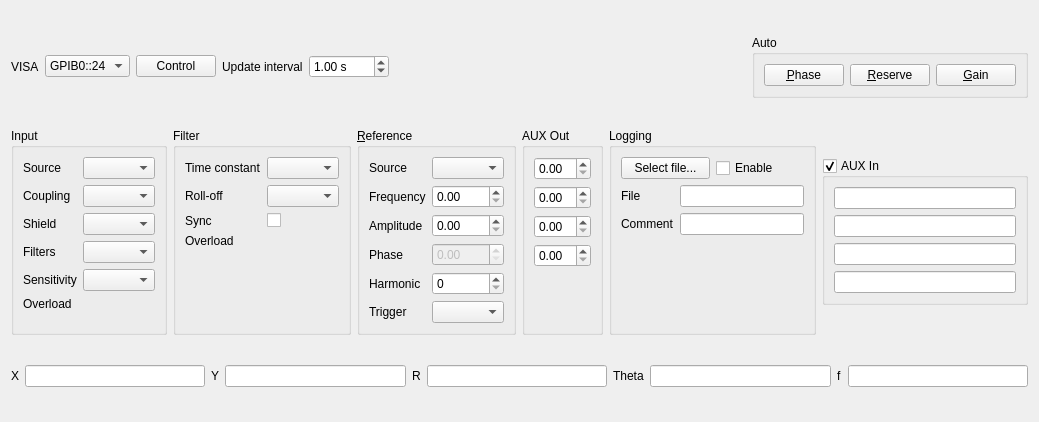
Old version of the form Visa/SR830_GuiUi.ui in the repository AvirupRoy/research.
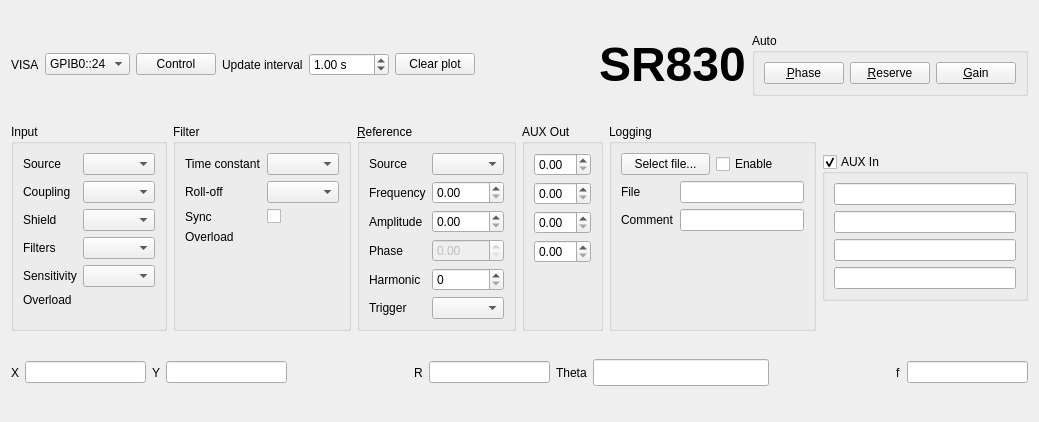
New version of the form. Custom widgets are drawn as their Qt base class.

Commit message: Improve SR830_GUI logging and GUI

The edit to the form file:
```diff
--- a/Visa/SR830_GuiUi.ui
+++ b/Visa/SR830_GuiUi.ui
@@ -80,6 +80,13 @@
          </property>
         </widget>
        </item>
+       <item>
+        <widget class="QPushButton" name="clearPb">
+         <property name="text">
+          <string>Clear plot</string>
+         </property>
+        </widget>
+       </item>
        <item>
         <spacer name="horizontalSpacer">
          <property name="orientation">
@@ -93,6 +100,20 @@
          </property>
         </spacer>
        </item>
+       <item>
+        <widget class="QLabel" name="label_17">
+         <property name="font">
+          <font>
+           <pointsize>36</pointsize>
+           <weight>75</weight>
+           <bold>true</bold>
+          </font>
+         </property>
+         <property name="text">
+          <string>SR830</string>
+         </property>
+        </widget>
+       </item>
        <item>
         <widget class="QGroupBox" name="groupBox_4">
          <property name="sizePolicy">
@@ -502,6 +523,12 @@
       <layout class="QHBoxLayout" name="horizontalLayout_9">
        <item>
         <widget class="QLabel" name="label_18">
+         <property name="sizePolicy">
+          <sizepolicy hsizetype="Fixed" vsizetype="Preferred">
+           <horstretch>0</horstretch>
+           <verstretch>0</verstretch>
+          </sizepolicy>
+         </property>
          <property name="text">
           <string>X</string>
          </property>
@@ -516,6 +543,12 @@
        </item>
        <item>
         <widget class="QLabel" name="label_19">
+         <property name="sizePolicy">
+          <sizepolicy hsizetype="Fixed" vsizetype="Preferred">
+           <horstretch>0</horstretch>
+           <verstretch>0</verstretch>
+          </sizepolicy>
+         </property>
          <property name="text">
           <string>Y</string>
          </property>
@@ -528,10 +561,23 @@
          </property>
         </widget>
        </item>
+       <item>
+        <spacer name="horizontalSpacer_2">
+         <property name="orientation">
+          <enum>Qt::Horizontal</enum>
+         </property>
+         <property name="sizeHint" stdset="0">
+          <size>
+           <width>40</width>
+           <height>20</height>
+          </size>
+         </property>
+        </spacer>
+       </item>
        <item>
         <widget class="QLabel" name="label_20">
          <property name="sizePolicy">
-          <sizepolicy hsizetype="Maximum" vsizetype="Preferred">
+          <sizepolicy hsizetype="Fixed" vsizetype="Preferred">
            <horstretch>0</horstretch>
            <verstretch>0</verstretch>
           </sizepolicy>
@@ -550,6 +596,12 @@
        </item>
        <item>
         <widget class="QLabel" name="label_21">
+         <property name="sizePolicy">
+          <sizepolicy hsizetype="Fixed" vsizetype="Preferred">
+           <horstretch>0</horstretch>
+           <verstretch>0</verstretch>
+          </sizepolicy>
+         </property>
          <property name="text">
           <string>Theta</string>
          </property>
@@ -557,13 +609,49 @@
        </item>
        <item>
         <widget class="FloatIndicator" name="thetaIndicator">
+         <property name="sizePolicy">
+          <sizepolicy hsizetype="Minimum" vsizetype="Fixed">
+           <horstretch>0</horstretch>
+           <verstretch>0</verstretch>
+          </sizepolicy>
+         </property>
+         <property name="font">
+          <font>
+           <family>Courier New</family>
+           <pointsize>12</pointsize>
+           <weight>75</weight>
+           <bold>true</bold>
+          </font>
+         </property>
+         <property name="cursor">
+          <cursorShape>ArrowCursor</cursorShape>
+         </property>
          <property name="text">
           <string/>
          </property>
         </widget>
        </item>
+       <item>
+        <spacer name="horizontalSpacer_3">
+         <property name="orientation">
+          <enum>Qt::Horizontal</enum>
+         </property>
+         <property name="sizeHint" stdset="0">
+          <size>
+           <width>40</width>
+           <height>20</height>
+          </size>
+         </property>
+        </spacer>
+       </item>
        <item>
         <widget class="QLabel" name="label_22">
+         <property name="sizePolicy">
+          <sizepolicy hsizetype="Fixed" vsizetype="Preferred">
+           <horstretch>0</horstretch>
+           <verstretch>0</verstretch>
+          </sizepolicy>
+         </property>
          <property name="text">
           <string>f</string>
          </property>
```
The commit also changes 1 other file.
